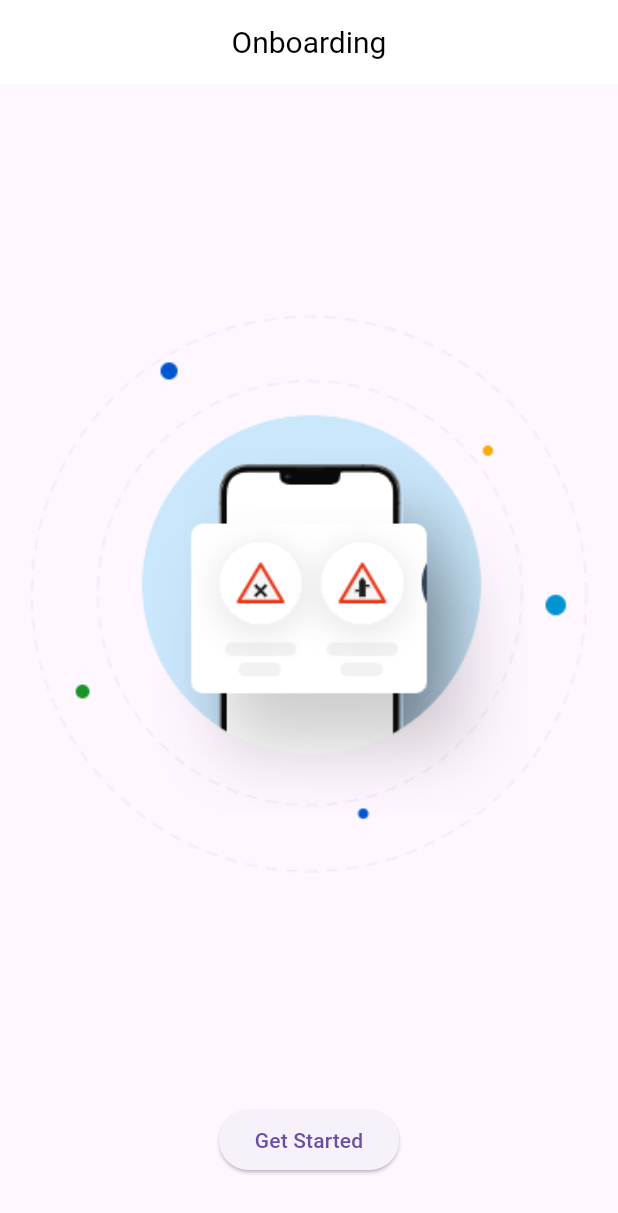
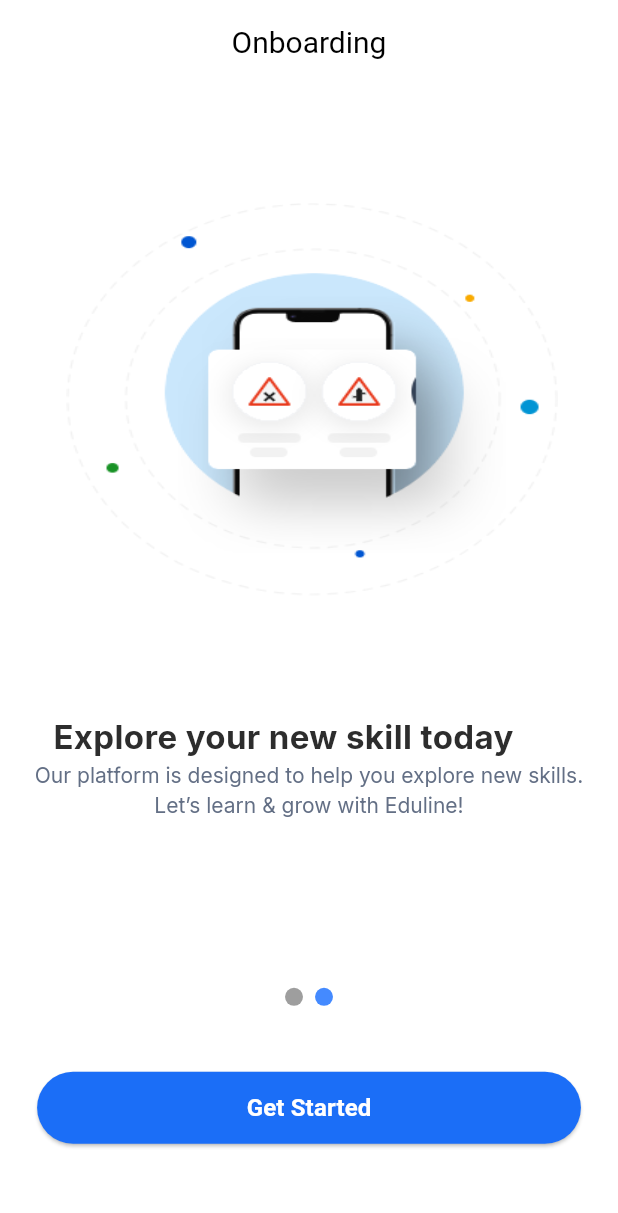
Before and after one commit to Fahad-mia/technical_task_app, a Flutter app: the screen it shows after launch, after a tap on "Next", on a phone screen of 412 x 824 dp. Shown: the top 1213 px of the screen. Run offline on Flutter 3.47's test engine with Material 3 defaults, Android fonts, the phone set to English and light mode, and no system bars; our stand-ins replace get, google_fonts.

Commit message:
OnBoard Screen added

```diff
--- a/lib/controller/onboard_controller.dart
+++ b/lib/controller/onboard_controller.dart
@@ -1,34 +1,37 @@
-// import 'package:flutter/material.dart'; // Changed from animation.dart to material.dart for general UI
-// import 'package:get/get.dart';
-// import 'package:carousel_slider/carousel_slider.dart';
-// // Ensure LoginScreen is accessible from this path.
-// // If LoginScreen is in a separate file, make sure it's exported or imported directly.
-// import '../views/auth/register_screen.dart'; // Assuming LoginScreen is defined or exported here
-//
-// class OnboardingController extends GetxController {
-//   // Initialize CarouselController
-//   final CarouselController carouselController = CarouselController();
-//   // Reactive integer to track the current slide index
-//   final RxInt currentIndex = 0.obs;
-//
-//   /// Navigates to the next slide or to the LoginScreen if at the last slide.
-//   void nextSlide() {
-//     // Check if there are more slides to advance to.
-//     // The current logic works for 2 slides (index 0 and 1).
-//     // If you have more slides, you'd typically compare currentIndex.value with (totalSlides - 1).
-//     // For example, if 'images' list length is available here, you could use:
-//     // if (currentIndex.value < totalNumberOfSlides - 1)
-//     if (currentIndex.value < 1) { // This condition means it moves from index 0 to 1
-//       currentIndex.value++; // Increment the index for the next slide
-//       // Animate the carousel to the new page
-//       carouselController.animateToPage(
-//         currentIndex.value,
-//         duration: const Duration(milliseconds: 300), // Duration of the animation
-//         curve: Curves.easeIn, // Animation curve
-//       );
-//     } else {
-//       // If at the last slide (index 1 in this case), navigate to LoginScreen
-//       Get.off(() => const LoginScreen()); // Replaces the current route with LoginScreen
-//     }
-//   }
-// }
+import 'package:flutter/material.dart';
+import 'package:get/get.dart';
+
+class OnboardingController extends GetxController {
+  final PageController pageController = PageController();
+  final images = [
+    'assets/signal_image.png',
+    'assets/onboard_image2.png',
+  ];
+
+  // Reactive current index
+  var currentIndex = 0.obs;
+
+  void nextPage() {
+    if (currentIndex.value < images.length - 1) {
+      currentIndex.value++;
+      pageController.animateToPage(
+        currentIndex.value,
+        duration: const Duration(milliseconds: 500),
+        curve: Curves.easeInOut,
+      );
+    } else {
+      // Last page reached, add your logic here (e.g. navigate)
+      print("End of onboarding");
+    }
+  }
+
+  void onPageChanged(int index) {
+    currentIndex.value = index;
+  }
+
+  @override
+  void onClose() {
+    pageController.dispose();
+    super.onClose();
+  }
+}
--- /dev/null
+++ b/lib/utils/app_colord.dart
@@ -0,0 +1,7 @@
+import 'dart:ui';
+
+abstract class AppColors{
+  static final screenColors = Color(0xFFFFFFFF);
+  static final btnColor = Color(0xFF1B6EF7);
+  static final textBoldColor = Color(0xFF2D2D2D);
+}
--- a/lib/utils/app_text/app_text.dart
+++ b/lib/utils/app_text/app_text.dart
@@ -1,5 +1,13 @@
-class AppText{
+abstract class AppText{
   //--------------Splash Screen Text-------------
   static final String text1Bold = "Theory test in my language";
   static final String text2Normal = "I must write the real test will be in English language and this app just helps you to understand the materials in your language";
+  //----------Onboard Screen Text--------------
+  static final String textOnBoardBold = "Best online courses in the world";
+  static final String textOnBoardNormal = "Now you can learn anywhere, anytime, even if there is no internet access!";
+
+  static final String textOnBoardBold2 = "Explore your new skill today";
+  static final String textOnBoard2Normal = "Our platform is designed to help you explore new skills. Let’s learn & grow with Eduline!";
+
+
 }
--- /dev/null
+++ b/lib/utils/app_text/app_text_style.dart
@@ -0,0 +1,38 @@
+import 'dart:ui';
+
+import 'package:flutter/material.dart';
+import 'package:flutter/src/painting/text_style.dart';
+import 'package:google_fonts/google_fonts.dart';
+
+import '../app_colord.dart';
+
+class AppTextStyle{
+  static TextStyle textStyleFigTree700Bold = GoogleFonts.figtree(
+    fontWeight: FontWeight.bold,
+    color: AppColors.textBoldColor,
+    fontSize: 22,
+  );
+  static TextStyle textStyleInter400Regular = GoogleFonts.inter(
+    fontWeight: FontWeight.normal,
+    fontSize: 14,
+    height: 1.4,
+    color: Color(0xFF636F85)
+  );
+  //----------onboard screen text-------
+static TextStyle textStyleInter700Bold = GoogleFonts.inter(
+  fontSize: 22,
+  height: 1.4,
+  color: AppColors.textBoldColor,
+  fontWeight: FontWeight.bold,
+);
+  static TextStyle textStyleInter400OnBoardRegular = GoogleFonts.inter(
+      fontWeight: FontWeight.normal,
+      fontSize: 14,
+      height: 1.4,
+      letterSpacing: 0.003,
+      color: Color(0xFF636F85)
+  );
+
+
+
+}
--- a/lib/utils/app_text_style.dart
+++ /dev/null
@@ -1,19 +0,0 @@
-import 'dart:ui';
-
-import 'package:flutter/material.dart';
-import 'package:flutter/src/painting/text_style.dart';
-import 'package:google_fonts/google_fonts.dart';
-
-class AppTextStyle{
-  static TextStyle textStyleFigTree700Bold = GoogleFonts.figtree(
-    fontWeight: FontWeight.bold,
-    color: Color(0xFF2D2D2D),
-    fontSize: 22,
-  );
-  static TextStyle textStyleInter400Regular = GoogleFonts.inter(
-    fontWeight: FontWeight.normal,
-    fontSize: 14,
-    height: 1.4,
-    color: Color(0xFF636F85)
-  );
-}
--- a/lib/utils/utils.dart
+++ /dev/null
@@ -1,5 +0,0 @@
-import 'package:flutter/cupertino.dart';
-
-abstract class Utils {
-  static Size screenSize(BuildContext context) => MediaQuery.sizeOf(context);
-}
--- a/lib/views/onboarding.dart
+++ b/lib/views/onboarding.dart
@@ -1,74 +1,176 @@
 import 'package:flutter/material.dart';
+import 'package:get/get.dart';
+import 'package:technical_task_app/utils/app_colord.dart';
+import 'package:technical_task_app/utils/app_text/app_text.dart';
+import 'package:technical_task_app/utils/app_text/app_text_style.dart';
 import 'package:technical_task_app/widgets/custom_appbar.dart';
+import 'package:technical_task_app/widgets/custom_button.dart';
+import 'package:technical_task_app/widgets/custom_text_container.dart';
 
-class Onboarding extends StatefulWidget {
-  const Onboarding({super.key});
+import '../controller/onboard_controller.dart';
 
-  @override
-  State<Onboarding> createState() => _OnboardingState();
-}
+class Onboarding extends StatelessWidget {
+  Onboarding({super.key});
 
-class _OnboardingState extends State<Onboarding> {
-  final PageController _pageController = PageController();
-  int _currentPage = 0;
-
-  final List<String> _imagePaths = [
-    'assets/signal_image.png',
-    'assets/onboard_image2.png',
-  ];
-
-  void _onNextPressed() {
-    if (_currentPage < _imagePaths.length - 1) {
-      _pageController.nextPage(
-        duration: const Duration(milliseconds: 300),
-        curve: Curves.easeIn,
-      );
-    } else {
-      // TODO: Navigate to next screen (e.g., home or login)
-      // Example: Get.off(() => const HomeScreen());
-    }
-  }
-
-  @override
-  void dispose() {
-    _pageController.dispose();
-    super.dispose();
-  }
+  // Instantiate controller
+  final OnboardingController controller = Get.put(OnboardingController());
 
   @override
   Widget build(BuildContext context) {
+    final screenSize = MediaQuery.sizeOf(context);
     return Scaffold(
       appBar: CustomAppbar("Onboarding", true),
-      body: Column(
+      body: Container(
+        color: AppColors.screenColors,
+        child: Container(
+          child: Stack(
             children: [
-          Expanded(
+              Positioned(
+                left: screenSize.width * .095,
+                top: screenSize.height * .09,
+                width: screenSize.width * .82,
+                height: screenSize.height * .33,
+                child: Container(
+                  color: Colors.white,
                   child: PageView.builder(
-              controller: _pageController,
-              itemCount: _imagePaths.length,
-              onPageChanged: (index) {
-                setState(() => _currentPage = index);
-              },
+                    controller: controller.pageController,
+                    itemCount: controller.images.length,
+                    onPageChanged: controller.onPageChanged,
                     itemBuilder: (context, index) {
-                return Padding(
-                  padding: const EdgeInsets.all(20),
-                  child: Image.asset(
-                    _imagePaths[index],
-                    fit: BoxFit.contain,
+                      return Container(
+                        margin: const EdgeInsets.all(5),
+                        decoration: BoxDecoration(
+                          borderRadius: BorderRadius.circular(15),
+                          image: DecorationImage(
+                            image: AssetImage(controller.images[index]),
+                            fit: BoxFit.fill,
+                          ),
                         ),
                       );
                     },
                   ),
                 ),
-          Padding(
-            padding: const EdgeInsets.only(bottom: 40),
-            child: ElevatedButton(
-              onPressed: _onNextPressed,
-              child: Text(_currentPage == _imagePaths.length - 1
-                  ? 'Get Started'
-                  : 'Next'),
+              ),
+              Positioned(
+                  top: screenSize.height * .51,
+                  width: screenSize.width,
+                  height: screenSize.height * .421,
+                  child: Column(
+                    children: [
+                      SizedBox(
+                          height: screenSize.height * .18,
+                          width: screenSize.width * .9,
+                          child: Obx(() =>
+                              CustomTextContainer(
+                                headText: controller.currentIndex.value !=
+                                    controller.images.length - 1 ? AppText
+                                    .textOnBoardBold : AppText
+                                    .textOnBoardBold2,
+                                titleText: controller.currentIndex.value !=
+                                    controller.images.length - 1
+                                    ? AppText.textOnBoardNormal
+                                    : AppText.textOnBoard2Normal,))
+                      ),
+                      SizedBox(height: 30,),
+                      Obx(() {
+                        return Row(
+                          mainAxisAlignment: MainAxisAlignment.center,
+                          children: controller.images
+                              .asMap()
+                              .entries
+                              .map(
+                                (item) {
+                              return Container(
+                                height: 12,
+                                width: 12,
+                                margin: const EdgeInsets.all(4),
+                                decoration: BoxDecoration(
+                                  shape: BoxShape.circle,
+                                  color: controller.currentIndex.value ==
+                                      item.key
+                                      ? Colors.blueAccent
+                                      : Colors.grey,
+                                ),
+                              );
+                            },
+                          ).toList(),
+                        );
+                      }),
+                      const SizedBox(height: 40),
+                      Obx(() {
+                        return CustomButton(
+                          label: controller.currentIndex.value !=
+                              controller.images.length - 1
+                              ? "Next"
+                              : "Get Started",
+                          width: screenSize.width * .88,
+                          borderRadius: 100,
+                          onPressed: controller.nextPage,
+                        );
+                      }),
+                    ],
+                  )),
+            ],
           ),
         ),
-        ],
+        // Column(
+        //   mainAxisAlignment: MainAxisAlignment.center,
+        //   children: [
+        //     SizedBox(
+        //       height: 250,
+        //       child: PageView.builder(
+        //         controller: controller.pageController,
+        //         itemCount: controller.images.length,
+        //         onPageChanged: controller.onPageChanged,
+        //         itemBuilder: (context, index) {
+        //           return Container(
+        //             margin: const EdgeInsets.all(5),
+        //             decoration: BoxDecoration(
+        //               borderRadius: BorderRadius.circular(15),
+        //               image: DecorationImage(
+        //                 image: AssetImage(controller.images[index]),
+        //                 fit: BoxFit.fill,
+        //               ),
+        //             ),
+        //           );
+        //         },
+        //       ),
+        //     ),
+        //     const SizedBox(height: 16),
+        //     Obx(() {
+        //       return Row(
+        //         mainAxisAlignment: MainAxisAlignment.center,
+        //         children: controller.images.asMap().entries.map(
+        //               (item) {
+        //             return Container(
+        //               height: 12,
+        //               width: 12,
+        //               margin: const EdgeInsets.all(4),
+        //               decoration: BoxDecoration(
+        //                 shape: BoxShape.circle,
+        //                 color: controller.currentIndex.value == item.key
+        //                     ? Colors.blueAccent
+        //                     : Colors.grey,
+        //               ),
+        //             );
+        //           },
+        //         ).toList(),
+        //       );
+        //     }),
+        //     const SizedBox(height: 16),
+        //     Obx(() {
+        //       return CustomButton(
+        //         label: controller.currentIndex.value !=
+        //             controller.images.length - 1
+        //             ? "Next"
+        //             : "Get Started",
+        //         width: screenSize.width * .88,
+        //         borderRadius: 100,
+        //         onPressed: controller.nextPage,
+        //       );
+        //     }),
+        //   ],
+        // ),
       ),
     );
   }
--- a/lib/views/splash_screen.dart
+++ b/lib/views/splash_screen.dart
@@ -1,8 +1,7 @@
 import 'package:flutter/material.dart';
 import 'package:get/get.dart';
 import 'package:technical_task_app/utils/app_text/app_text.dart';
-import 'package:technical_task_app/utils/app_text_style.dart';
-import 'package:technical_task_app/utils/utils.dart';
+import 'package:technical_task_app/utils/app_text/app_text_style.dart';
 import 'package:technical_task_app/widgets/custom_appbar.dart';
 import 'package:technical_task_app/controller/splash_controller.dart';
 
@@ -13,7 +12,7 @@ class SplashScreen extends StatelessWidget {
 
   @override
   Widget build(BuildContext context) {
-    final size = Utils.screenSize(context);
+    final screenSize = MediaQuery.sizeOf(context);
     return Scaffold(
       appBar: CustomAppbar("SplashScreen", true),
       body: Container(
@@ -21,17 +20,17 @@ class SplashScreen extends StatelessWidget {
         child: Stack(
           children: [
             Positioned(
-              top: size.height * .185,
+              top: screenSize.height * .185,
               child: Padding(
                 padding: const EdgeInsets.all(19),
                 child: SizedBox(
-                  width: size.width * .88,
-                  height: size.height * .323,
+                  width: screenSize.width * .88,
+                  height: screenSize.height * .323,
                   child: Column(
                     children: [
                       SizedBox(
-                        width: size.width * .32,
-                        height: size.height * .141,
+                        width: screenSize.width * .32,
+                        height: screenSize.height * .141,
                         child: Center(child: Image.asset("assets/car.png")),
                       ),
                       Expanded(
@@ -58,10 +57,10 @@ class SplashScreen extends StatelessWidget {
             ),
             // 🔁 Rotating Image
             Positioned(
-              top: size.height * 0.78,
-              left: size.width * 0.44,
-              width: size.width * 0.124,
-              height: size.height * 0.06,
+              top: screenSize.height * 0.78,
+              left: screenSize.width * 0.44,
+              width: screenSize.width * 0.124,
+              height: screenSize.height * 0.06,
               child: AnimatedBuilder(
                 animation: controller.rotationController,
                 builder: (_, child) {
--- /dev/null
+++ b/lib/widgets/custom_button.dart
@@ -0,0 +1,46 @@
+import 'package:flutter/material.dart';
+import 'package:technical_task_app/utils/app_colord.dart';
+
+class CustomButton extends StatelessWidget {
+  final String label;
+  final VoidCallback onPressed;
+  final Color? backgroundColor;
+  final Color? textColor;
+  final double? width;
+  final double? height;
+  final double borderRadius;
+
+  const CustomButton({super.key,
+    required this.label,
+    required this.onPressed,
+    this.backgroundColor,
+    this.textColor,
+    this.height,
+    this.width,
+    required this.borderRadius
+
+  });
+
+
+  @override
+  Widget build(BuildContext context) {
+    return SizedBox(
+      width: width ?? MediaQuery.sizeOf(context).width * 0.88,
+      height: height ?? 48,
+      child: ElevatedButton(
+        onPressed: onPressed,
+        style: ElevatedButton.styleFrom(
+          backgroundColor: backgroundColor ?? AppColors.btnColor,
+          foregroundColor: textColor ?? Colors.white,
+          shape: RoundedRectangleBorder(
+            borderRadius: BorderRadius.circular(borderRadius),
+          ),
+        ),
+        child: Text(
+          label,
+          style: TextStyle(fontSize: 16, fontWeight: FontWeight.w600),
+        ),
+      ),
+    );
+  }
+}
--- /dev/null
+++ b/lib/widgets/custom_text_container.dart
@@ -0,0 +1,41 @@
+import 'package:flutter/material.dart';
+import '../utils/app_text/app_text_style.dart';
+
+class CustomTextContainer extends StatefulWidget {
+  final String headText;
+  final String? titleText;
+   const CustomTextContainer({super.key, required this.headText, this.titleText});
+
+  @override
+  State<CustomTextContainer> createState() => _CustomTextContainerState();
+}
+
+class _CustomTextContainerState extends State<CustomTextContainer> {
+  @override
+  Widget build(BuildContext context) {
+    return Column(
+      crossAxisAlignment: CrossAxisAlignment.start,
+      mainAxisAlignment: MainAxisAlignment.start,
+      children: [
+        Padding(
+          padding: const EdgeInsets.only(left: 15.0, right: 15),
+          child: Text(widget.headText,
+            textAlign: TextAlign.center,
+            style: AppTextStyle.textStyleInter700Bold,
+
+          ),
+        ),
+        Expanded(
+          child: Align(
+            alignment: Alignment.topLeft,
+            child: Text( widget.titleText != null ? widget.titleText! : "",
+
+              textAlign: TextAlign.center,
+              style: AppTextStyle.textStyleInter400OnBoardRegular,
+            ),
+          ),
+        ),
+      ],
+    );
+  }
+}
--- a/pubspec.yaml
+++ b/pubspec.yaml
@@ -31,7 +31,7 @@ dependencies:
   flutter:
     sdk: flutter
   get: ^4.7.2
-  carousel_slider: ^5.1.1
+  carousel_slider: ^4.2.1
   google_fonts: ^6.2.1
   # The following adds the Cupertino Icons font to your application.
   # Use with the CupertinoIcons class for iOS style icons.
```
Also changed, not shown: pubspec.lock. Lines whose indentation alone changed are shown as unchanged.
